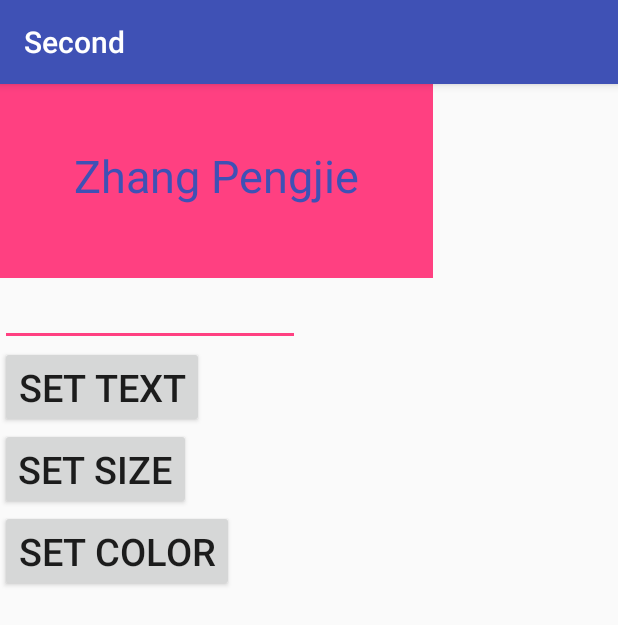
After one commit to asanChina/testing, an Android app: the CustomTitleViewActivity screen opened directly, with no data from a screen before it, on a phone screen of 412 x 824 dp. The commit adds this screen. Shown: the top 625 px of the screen. Run offline under Robolectric (Android 15) with nearby library versions, the phone set to English and light mode, and no system bars.

Commit message:
add custom title view

```diff
--- a/app/src/main/AndroidManifest.xml
+++ b/app/src/main/AndroidManifest.xml
@@ -18,6 +18,8 @@
         </activity>
         <activity android:name=".coordinator.TestCoordinatorLayout"/>
         <activity android:name=".coordinator.bottombar.BottomBarActivity"/>
+        <activity android:name=".customview.TestCustomViewActivity"/>
+        <activity android:name=".customview.CustomTitleViewActivity"/>
     </application>
 
 </manifest>
--- /dev/null
+++ b/app/src/main/java/com/google/pengjie/second/customview/CustomTitleView.java
@@ -0,0 +1,124 @@
+package com.google.pengjie.second.customview;
+
+import android.content.Context;
+import android.content.res.TypedArray;
+import android.graphics.Canvas;
+import android.graphics.Color;
+import android.graphics.Paint;
+import android.graphics.Rect;
+import android.support.annotation.Nullable;
+import android.util.AttributeSet;
+import android.util.Log;
+import android.view.View;
+
+import com.google.pengjie.second.R;
+
+/**
+ * Created by pengjie on 8/19/17.
+ */
+
+public class CustomTitleView extends View {
+    private String text = "";
+    private int textColor = Color.BLACK;
+    private int textSize = 20;
+    private Paint textPaint;
+    private Rect textBound;
+
+    public CustomTitleView(Context context) {
+        this(context, null);
+    }
+
+    public CustomTitleView(Context context, @Nullable AttributeSet attrs) {
+        this(context, attrs, 0);
+    }
+
+    public CustomTitleView(Context context, @Nullable AttributeSet attrs, int defStyleAttr) {
+        super(context, attrs, defStyleAttr);
+
+        TypedArray typedArray = context.obtainStyledAttributes(attrs, R.styleable.CustomTitleView);
+        try {
+            int num = typedArray.getIndexCount();
+            for (int i = 0; i < num; ++i) {
+                int index = typedArray.getIndex(i);
+                switch(index) {
+                    case R.styleable.CustomTitleView_titleText:
+                        text = typedArray.getString(index);
+                        break;
+                    case R.styleable.CustomTitleView_titleTextColor:
+                        textColor = typedArray.getColor(index, Color.BLACK);
+                        break;
+                    case R.styleable.CustomTitleView_titleTextSize:
+                        textSize = typedArray.getDimensionPixelSize(index, 20);
+                        break;
+                }
+            }
+        } finally {
+            typedArray.recycle();
+        }
+        init();
+    }
+
+    private void init() {
+        textPaint = new Paint();
+        textPaint.setColor(textColor);
+        textPaint.setAntiAlias(true);
+        textBound = new Rect();
+    }
+
+    public void setText(String text) {
+        this.text = text;
+        requestLayout();
+    }
+
+    public void setTextColor(int color) {
+        this.textColor = color;
+        requestLayout();
+    }
+
+    public void setTextSize(int size) {
+        this.textSize = size;
+        requestLayout();
+    }
+
+    @Override
+    protected void onMeasure(int widthMeasureSpec, int heightMeasureSpec) {
+        super.onMeasure(widthMeasureSpec, heightMeasureSpec);
+        int measuredWidth, measuredHeight;
+
+        int widthMode = MeasureSpec.getMode(widthMeasureSpec);
+        int widthSize = MeasureSpec.getSize(widthMeasureSpec);
+        int heightMode = MeasureSpec.getMode(heightMeasureSpec);
+        int heightSize = MeasureSpec.getSize(heightMeasureSpec);
+
+        textPaint.setTextSize(textSize);
+        textPaint.getTextBounds(text, 0, text.length(), textBound);
+
+        Log.e("here", "here left = " + textBound.left + ", right = " + textBound.right + ", width = " + textBound.width() + ", top = " + textBound.top + ", bottom = " + textBound.bottom + ", height = " + textBound.height());
+        if (widthMode == MeasureSpec.EXACTLY) {
+            measuredWidth = widthSize;
+        } else {
+            int required = getPaddingLeft() + textBound.width() + getPaddingRight();
+            measuredWidth = required;
+        }
+
+        if (heightMode == MeasureSpec.EXACTLY) {
+            measuredHeight = heightSize;
+        } else {
+            int required = getPaddingTop() + textBound.height() + getPaddingBottom();
+            measuredHeight = required;
+        }
+
+        setMeasuredDimension(measuredWidth, measuredHeight);
+    }
+
+    @Override
+    protected void onDraw(Canvas canvas) {
+        super.onDraw(canvas);
+
+        int width = getWidth();
+        int height = getHeight();
+        textPaint.setColor(textColor);
+
+        canvas.drawText(text, (width - textBound.width())/2.0f-textBound.left, (height-textBound.height())/2.0f-textBound.top, textPaint);
+    }
+}
--- /dev/null
+++ b/app/src/main/java/com/google/pengjie/second/customview/CustomTitleViewActivity.java
@@ -0,0 +1,72 @@
+package com.google.pengjie.second.customview;
+
+import android.os.Bundle;
+import android.support.annotation.Nullable;
+import android.support.v7.app.AppCompatActivity;
+import android.text.TextUtils;
+import android.view.View;
+import android.widget.Button;
+import android.widget.EditText;
+
+import com.google.pengjie.second.R;
+
+/**
+ * Created by pengjie on 8/19/17.
+ */
+
+public class CustomTitleViewActivity extends AppCompatActivity {
+
+    private CustomTitleView customTitleView;
+    private EditText editText;
+    private Button setText;
+    private Button setSize;
+    private Button setColor;
+
+    @Override
+    protected void onCreate(@Nullable Bundle savedInstanceState) {
+        super.onCreate(savedInstanceState);
+        setContentView(R.layout.activity_custom_title_view);
+
+        customTitleView = (CustomTitleView) findViewById(R.id.custom_title_view);
+        editText = (EditText) findViewById(R.id.edit_text);
+        setText = (Button) findViewById(R.id.set_text);
+        setSize = (Button) findViewById(R.id.set_size);
+        setColor = (Button) findViewById(R.id.set_color);
+
+        setText.setOnClickListener(new View.OnClickListener() {
+            @Override
+            public void onClick(View view) {
+                if (valid()) {
+                    customTitleView.setText(editText.getText().toString());
+                }
+            }
+        });
+
+        setSize.setOnClickListener(new View.OnClickListener() {
+            @Override
+            public void onClick(View view) {
+                if (valid()) {
+                    int size = Integer.parseInt(editText.getText().toString());
+                    customTitleView.setTextSize(size);
+                }
+            }
+        });
+
+        setColor.setOnClickListener(new View.OnClickListener() {
+            @Override
+            public void onClick(View view) {
+                if (valid()) {
+                    int color = Integer.parseInt(editText.getText().toString());
+                    customTitleView.setTextColor(color);
+                }
+            }
+        });
+    }
+
+    private boolean valid() {
+        if (TextUtils.isEmpty(editText.getText())) {
+            return false;
+        }
+        return true;
+    }
+}
--- /dev/null
+++ b/app/src/main/res/layout/activity_custom_title_view.xml
@@ -0,0 +1,44 @@
+<?xml version="1.0" encoding="utf-8"?>
+<LinearLayout xmlns:android="http://schemas.android.com/apk/res/android"
+    xmlns:app="http://schemas.android.com/apk/res-auto"
+    android:orientation="vertical"
+    android:layout_width="match_parent"
+    android:layout_height="match_parent">
+
+    <com.google.pengjie.second.customview.CustomTitleView
+        android:id="@+id/custom_title_view"
+        android:layout_width="wrap_content"
+        android:layout_height="wrap_content"
+        app:titleText="Zhang Pengjie"
+        android:padding="50dp"
+        android:background="@color/colorAccent"
+        app:titleTextColor="@color/colorPrimary"
+        app:titleTextSize="30sp"/>
+
+    <EditText
+        android:id="@+id/edit_text"
+        android:layout_width="200dp"
+        android:layout_height="wrap_content" />
+
+    <Button
+        android:id="@+id/set_text"
+        android:layout_width="wrap_content"
+        android:layout_height="wrap_content"
+        android:text="set text"
+        android:textSize="25sp"/>
+
+    <Button
+        android:id="@+id/set_size"
+        android:layout_width="wrap_content"
+        android:layout_height="wrap_content"
+        android:text="set size"
+        android:textSize="25sp"/>
+
+    <Button
+        android:id="@+id/set_color"
+        android:layout_width="wrap_content"
+        android:layout_height="wrap_content"
+        android:text="set color"
+        android:textSize="25sp"/>
+
+</LinearLayout>
```
Also changed, not shown: app/src/main/java/com/google/pengjie/second/MainActivity.java (+9 -0 lines), app/src/main/java/com/google/pengjie/second/customview/TestCustomViewActivity.java (added, +35 -0 lines), app/src/main/res/layout/activity_main.xml (+7 -0 lines), app/src/main/res/layout/activity_test_custom_view.xml (added, +19 -0 lines), app/src/main/res/values/attrs.xml (added, +8 -0 lines).
